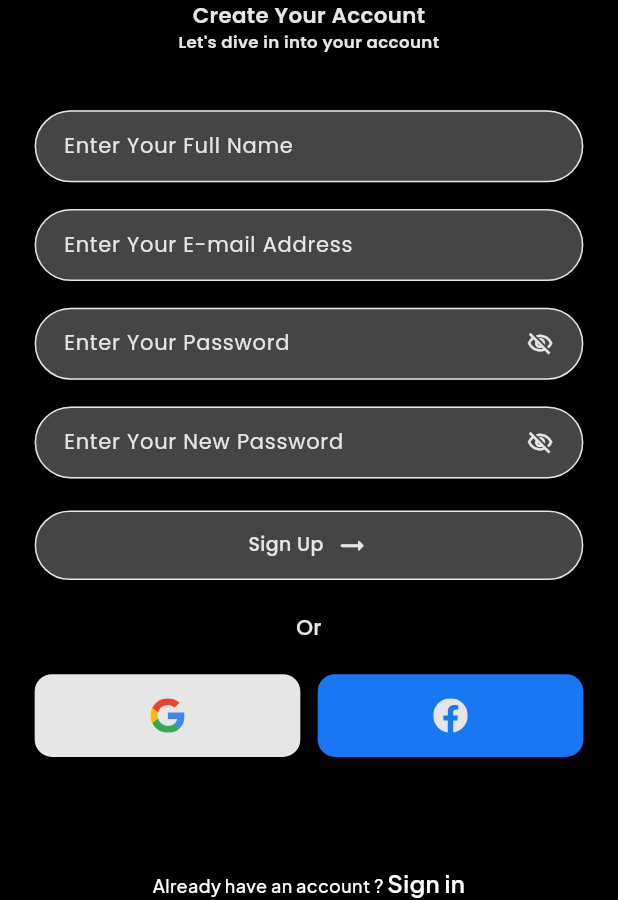
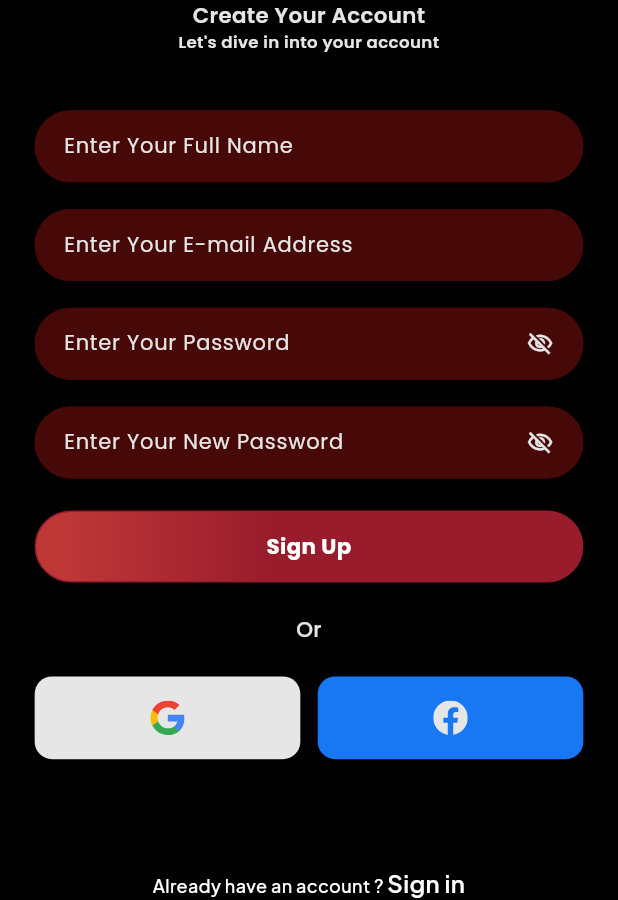
Before and after one commit to Irfanhossain909/shorts_streaming_app, a Flutter app: the SignUpScreen screen opened by its route, on a phone screen of 412 x 824 dp, the part 336-1236 px from its top. Run offline on Flutter 3.47's test engine with Material 3 defaults, Android fonts, the phone set to English and light mode, and no system bars; our stand-ins replace app_links, cached_network_image, carousel_slider, dartz, dio, flutter_dotenv and 21 more; missing offline and left inert: webview_flutter_android; accounts and stored records are empty; network calls fail.

Commit message:
auth correction done

```diff
--- a/lib/features/auth/sign up/presentation/screen/sign_up_screen.dart
+++ b/lib/features/auth/sign up/presentation/screen/sign_up_screen.dart
@@ -2,6 +2,7 @@ import 'package:flutter/material.dart';
 import 'package:flutter_screenutil/flutter_screenutil.dart';
 import 'package:get/get.dart';
 import 'package:testemu/core/component/appbar/common_app_bar.dart';
+import 'package:testemu/core/component/button/common_button.dart';
 import 'package:testemu/core/component/button/common_button_pro.dart';
 import 'package:testemu/core/component/image/common_image.dart';
 import 'package:testemu/core/component/text/common_text.dart';
@@ -76,11 +77,11 @@ class SignUpScreen extends StatelessWidget {
                     /// Full name
                     CommonTextField(
                       controller: controller.nameController,
-                      borderColor: AppColors.background,
+                      borderColor: AppColors.buton,
                       borderRadius: 30.w,
                       textColor: AppColors.background,
                       hintTextColor: AppColors.background,
-                      fillColor: AppColors.background.withValues(alpha: 0.3),
+                      fillColor: AppColors.buton,
                       hintText: AppString.fullName,
                       keyboardType: TextInputType.name,
                     ),
@@ -90,11 +91,11 @@ class SignUpScreen extends StatelessWidget {
                     /// Email
                     CommonTextField(
                       controller: controller.emailController,
-                      borderColor: AppColors.background,
+                      borderColor: AppColors.buton,
                       borderRadius: 30.w,
                       textColor: AppColors.background,
                       hintTextColor: AppColors.background,
-                      fillColor: AppColors.background.withValues(alpha: 0.3),
+                      fillColor: AppColors.buton,
                       hintText: AppString.email,
                       validator: OtherHelper.emailValidator,
                       keyboardType: TextInputType.emailAddress,
@@ -105,12 +106,12 @@ class SignUpScreen extends StatelessWidget {
                     /// Password
                     CommonTextField(
                       controller: controller.passwordController,
-                      borderColor: AppColors.background,
+                      borderColor: AppColors.buton,
                       borderRadius: 30.w,
                       textColor: AppColors.background,
                       hintTextColor: AppColors.background,
                       isPassword: true,
-                      fillColor: AppColors.background.withValues(alpha: 0.3),
+                      fillColor: AppColors.buton,
                       hintText: AppString.password,
                       validator: OtherHelper.passwordValidator,
                       keyboardType: TextInputType.visiblePassword,
@@ -121,11 +122,11 @@ class SignUpScreen extends StatelessWidget {
                     /// Confirm password
                     CommonTextField(
                       controller: controller.confirmPasswordController,
-                      borderColor: AppColors.background,
+                      borderColor: AppColors.buton,
                       textColor: AppColors.background,
                       hintTextColor: AppColors.background,
                       borderRadius: 30.w,
-                      fillColor: AppColors.background.withValues(alpha: 0.3),
+                      fillColor: AppColors.buton,
                       isPassword: true,
                       hintText: AppString.newPassword,
                       validator: (value) =>
@@ -147,8 +148,8 @@ class SignUpScreen extends StatelessWidget {
                                 color: Colors.white,
                               ),
                             )
-                          : CommonButtonPro(
-                              text: "Sign Up",
+                          : CommonButton(
+                              titleText: "Sign Up",
                               onTap: () {
                                 FocusScope.of(
                                   context,
--- a/pubspec.yaml
+++ b/pubspec.yaml
@@ -16,7 +16,7 @@ publish_to: 'none' # Remove this line if you wish to publish to pub.dev
 # https://developer.apple.com/library/archive/documentation/General/Reference/InfoPlistKeyReference/Articles/CoreFoundationKeys.html
 # In Windows, build-name is used as the major, minor, and patch parts
 # of the product and file versions while build-number is used as the build suffix.
-version: 1.0.1+7
+version: 1.0.1+8
 
 environment:
   sdk: ^3.9.0
```
Also changed, not shown: lib/features/auth/forgot password/presentation/screen/create_password.dart (+7 -6 lines), lib/features/auth/forgot password/presentation/screen/forgot_password.dart (+5 -4 lines), lib/features/auth/sign in/presentation/screen/sign_in_screen.dart (+7 -6 lines), lib/features/auth/verify_email/presentation/screen/verify_screen.dart (+10 -14 lines), 2 other files.
